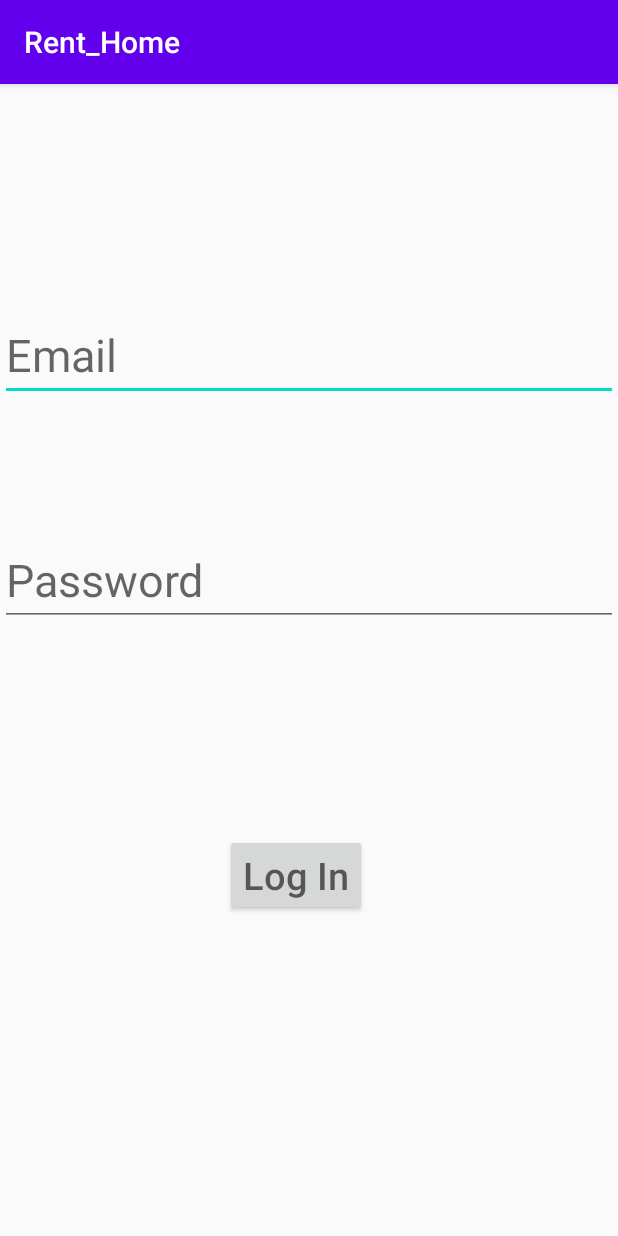
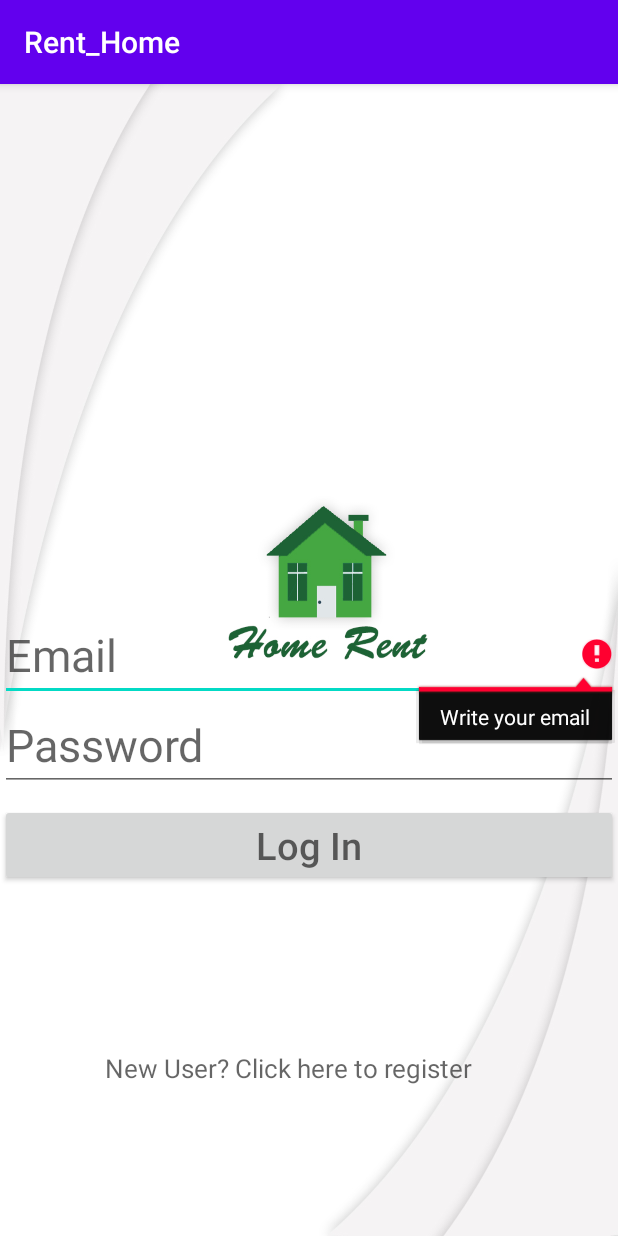
Before and after one commit to ayshagazi/Rent_Home, an Android app: the Login screen opened directly, with no data from a screen before it, after a tap on an icon or button, on a phone screen of 412 x 824 dp. Run offline under Robolectric (Android 15) with nearby library versions, the phone set to English and light mode, and no system bars; our stand-ins replace Firebase (no records; nobody signed in at launch, a user with empty details on screens opened directly).

Commit message:
User login and registration(fixed database problem)

```diff
--- a/app/build.gradle
+++ b/app/build.gradle
@@ -29,6 +29,8 @@ dependencies {
     implementation 'androidx.constraintlayout:constraintlayout:1.1.3'
     implementation 'com.google.firebase:firebase-auth:19.3.2'
     implementation 'com.google.firebase:firebase-database:19.3.1'
+    implementation 'com.google.firebase:firebase-firestore:21.5.0'
+    implementation 'com.google.firebase:firebase-storage:19.1.1'
     testImplementation 'junit:junit:4.12'
     androidTestImplementation 'androidx.test.ext:junit:1.1.1'
     androidTestImplementation 'androidx.test.espresso:espresso-core:3.2.0'
--- a/app/src/main/java/com/example/rent_home/Login.java
+++ b/app/src/main/java/com/example/rent_home/Login.java
@@ -1,14 +1,21 @@
 package com.example.rent_home;
 
+import androidx.annotation.NonNull;
 import androidx.appcompat.app.AppCompatActivity;
 
+import android.content.Intent;
 import android.os.Bundle;
+import android.text.TextUtils;
 import android.view.View;
 import android.widget.Button;
 import android.widget.EditText;
+import android.widget.TextView;
 import android.widget.Toast;
 
+import com.google.android.gms.tasks.OnCompleteListener;
+import com.google.android.gms.tasks.OnFailureListener;
 import com.google.android.gms.tasks.OnSuccessListener;
+import com.google.android.gms.tasks.Task;
 import com.google.firebase.auth.AuthResult;
 import com.google.firebase.auth.FirebaseAuth;
 
@@ -16,6 +23,7 @@ public class Login extends AppCompatActivity {
 
     private EditText email, password;
     private Button login;
+    private TextView regUser;
     private FirebaseAuth auth;
 
     @Override
@@ -26,15 +34,39 @@ public class Login extends AppCompatActivity {
         email= findViewById(R.id.email);
         password= findViewById(R.id.password);
         login= findViewById(R.id.lg);
+        regUser= findViewById(R.id.user_reg);
 
         auth= FirebaseAuth.getInstance();
+
+        regUser.setOnClickListener(new View.OnClickListener() {
+            @Override
+            public void onClick(View v) {
+                startActivity(new Intent(Login.this, Register.class));
+
+            }
+        });
 
         login.setOnClickListener(new View.OnClickListener() {
             @Override
             public void onClick(View v) {
                 String email_1= email.getText().toString();
                 String password_1= password.getText().toString();
-                loginUser(email_1,password_1);
+                if(TextUtils.isEmpty(email_1)){
+                    email.setError("Write your email");
+                    email.requestFocus();
+                    return;
+                }
+
+               else if(TextUtils.isEmpty(password_1)){
+                    password.setError("Write your password");
+                    password.requestFocus();
+                    return;
+                }
+               else {
+                    loginUser(email_1,password_1);
+
+                }
+
             }
 
 
@@ -42,10 +74,22 @@ public class Login extends AppCompatActivity {
     }
 
     private void loginUser(String email, String password) {
-        auth.signInWithEmailAndPassword(email, password).addOnSuccessListener(new OnSuccessListener<AuthResult>() {
+        auth.signInWithEmailAndPassword(email, password).addOnCompleteListener(new OnCompleteListener<AuthResult>() {
             @Override
-            public void onSuccess(AuthResult authResult) {
-                Toast.makeText(Login.this, "Login Successful", Toast.LENGTH_SHORT).show();
+            public void onComplete(@NonNull Task<AuthResult> task) {
+                if(task.isSuccessful()){
+                    Toast.makeText(Login.this, "Update the profile for better experience", Toast.LENGTH_SHORT).show();
+                    Intent intent= new Intent(Login.this, home.class);
+                    intent.addFlags(Intent.FLAG_ACTIVITY_CLEAR_TASK | Intent.FLAG_ACTIVITY_CLEAR_TOP);
+                    startActivity(intent);
+                    finish();
+
+                }
+            }
+        }).addOnFailureListener(new OnFailureListener() {
+            @Override
+            public void onFailure(@NonNull Exception e) {
+                Toast.makeText(Login.this, e.getMessage(), Toast.LENGTH_SHORT).show();
             }
         });
 
--- a/app/src/main/java/com/example/rent_home/Register.java
+++ b/app/src/main/java/com/example/rent_home/Register.java
@@ -108,9 +108,9 @@ public class Register extends AppCompatActivity {
             @Override
             public void onSuccess(AuthResult authResult) {
                 HashMap<String, Object> map= new HashMap<>();
-                map.put("name",name);
-                map.put("email",email);
                 map.put("Username",user);
+                map.put("Name",nam);
+                map.put("Email",email);
                 map.put("id",a.getCurrentUser().getUid());
 
                 rootRef.child("Users").child(a.getCurrentUser().getUid()).setValue(map).addOnCompleteListener(new OnCompleteListener<Void>() {
--- a/app/src/main/res/layout/activity_login.xml
+++ b/app/src/main/res/layout/activity_login.xml
@@ -7,12 +7,17 @@
     tools:context=".Login">
 
 
+    <ImageView
+        android:layout_width="match_parent"
+        android:layout_height="match_parent"
+        android:background="@drawable/start_page" />
+
     <EditText
         android:layout_width="match_parent"
         android:layout_height="wrap_content"
         android:hint="Email"
         android:textSize="30dp"
-        android:layout_marginTop="150dp"
+        android:layout_marginTop="350dp"
         android:id="@+id/email"/>
 
     <EditText
@@ -21,16 +26,25 @@
         android:hint="Password"
         android:textSize="30dp"
         android:inputType="textPassword"
-        android:layout_marginTop="300dp"
+        android:layout_marginTop="410dp"
         android:id="@+id/password"/>
 
     <Button
-        android:layout_width="wrap_content"
+        android:layout_width="match_parent"
         android:layout_height="wrap_content"
         android:hint="Log In"
         android:textSize="25dp"
-        android:layout_marginTop="500dp"
-        android:layout_marginLeft="150dp"
+        android:layout_marginTop="480dp"
         android:id="@+id/lg"/>
 
+    <TextView
+        android:layout_width="match_parent"
+        android:layout_height="wrap_content"
+        android:layout_alignParentBottom="true"
+        android:layout_marginBottom="100dp"
+        android:hint="New User? Click here to register"
+        android:paddingLeft="70dp"
+        android:textSize="17dp"
+        android:id="@+id/user_reg"/>
+
 </RelativeLayout>
```
